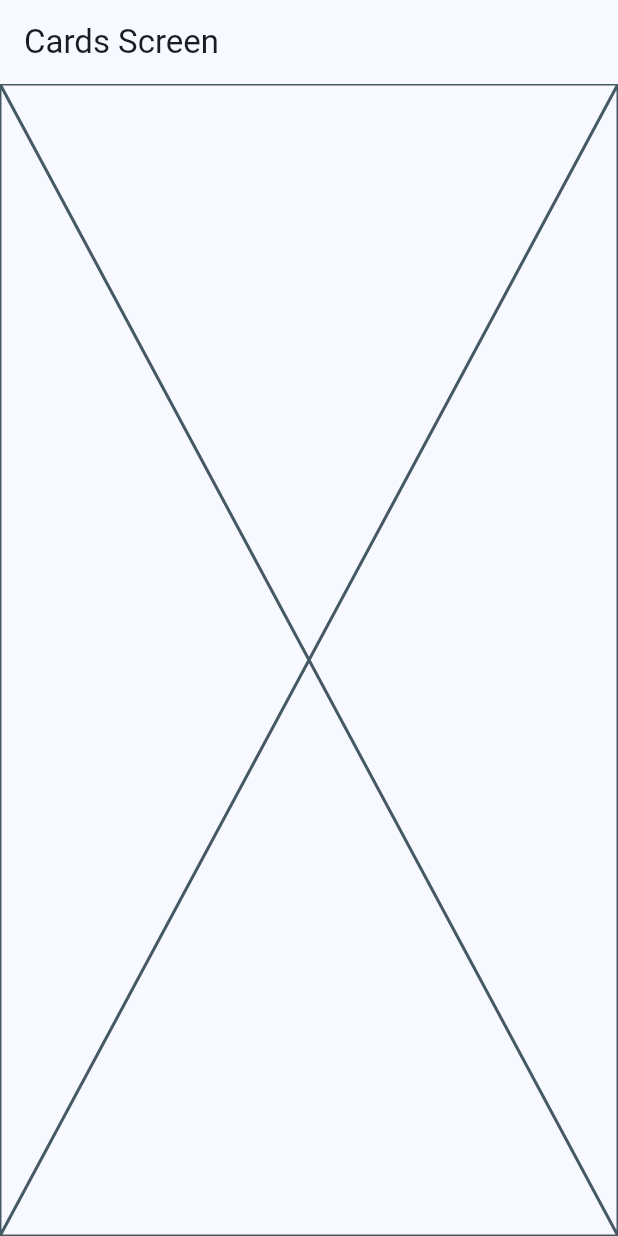
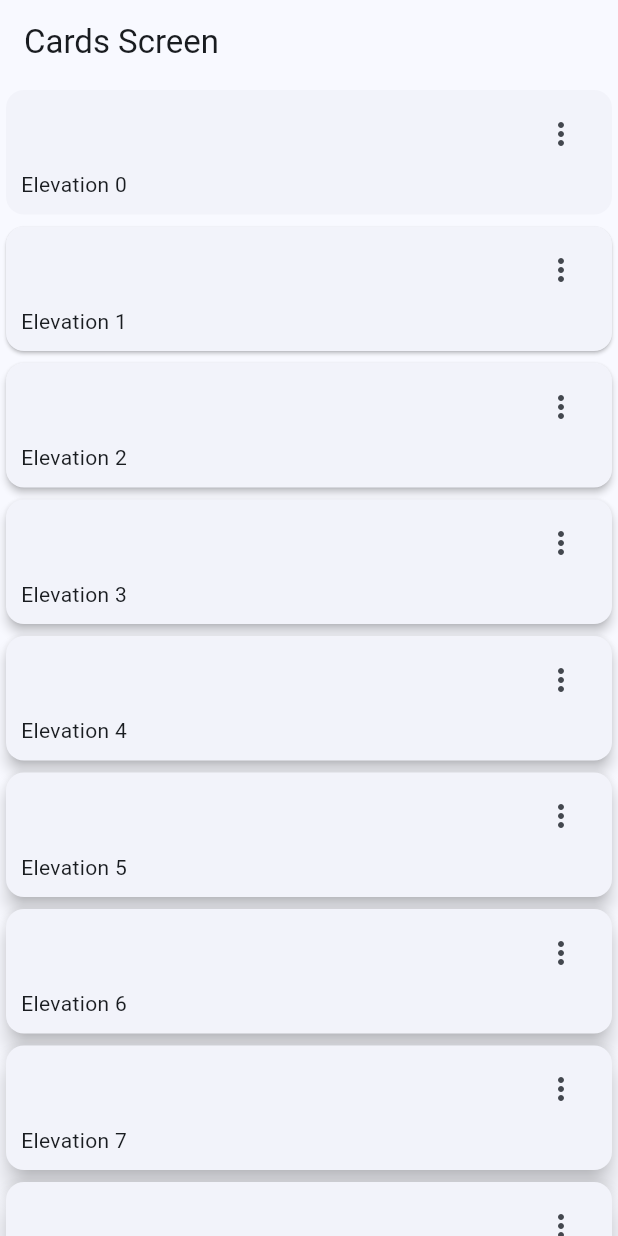
Before and after one commit to WilliamDelCid/Flutter-Initial, a Flutter app: the CardsScreen screen opened by its route, on a phone screen of 412 x 824 dp. Run offline on Flutter 3.47's test engine with Material 3 defaults, Android fonts, the phone set to English and light mode, and no system bars; our stand-ins replace go_router.

Commit message:
Creacion de tarjeta sin detalles

```diff
--- a/lib/presentation/screens/cards/cards_screen.dart
+++ b/lib/presentation/screens/cards/cards_screen.dart
@@ -1,7 +1,34 @@
 import 'package:flutter/material.dart';
 
+const cards = <Map<String, dynamic>>[
+  {'elevation': 0.0, 'label': 'Elevation 0'},
+  {'elevation': 1.0, 'label': 'Elevation 1'},
+  {'elevation': 2.0, 'label': 'Elevation 2'},
+  {'elevation': 3.0, 'label': 'Elevation 3'},
+  {'elevation': 4.0, 'label': 'Elevation 4'},
+  {'elevation': 5.0, 'label': 'Elevation 5'},
+  {'elevation': 6.0, 'label': 'Elevation 6'},
+  {'elevation': 7.0, 'label': 'Elevation 7'},
+  {'elevation': 8.0, 'label': 'Elevation 8'},
+  {'elevation': 9.0, 'label': 'Elevation 9'},
+  {'elevation': 10.0, 'label': 'Elevation 10'},
+  {'elevation': 11.0, 'label': 'Elevation 11'},
+  {'elevation': 12.0, 'label': 'Elevation 12'},
+  {'elevation': 13.0, 'label': 'Elevation 13'},
+  {'elevation': 14.0, 'label': 'Elevation 14'},
+  {'elevation': 15.0, 'label': 'Elevation 15'},
+  {'elevation': 16.0, 'label': 'Elevation 16'},
+  {'elevation': 17.0, 'label': 'Elevation 17'},
+  {'elevation': 18.0, 'label': 'Elevation 18'},
+  {'elevation': 19.0, 'label': 'Elevation 19'},
+  {'elevation': 20.0, 'label': 'Elevation 20'},
+  {'elevation': 21.0, 'label': 'Elevation 21'},
+  {'elevation': 22.0, 'label': 'Elevation 22'},
+  {'elevation': 23.0, 'label': 'Elevation 23'},
+  {'elevation': 24.0, 'label': 'Elevation 24'},
+];
+
 class CardsScreen extends StatelessWidget {
-
   static const name = 'cards_screen';
 
   const CardsScreen({super.key});
@@ -12,7 +39,51 @@ class CardsScreen extends StatelessWidget {
       appBar: AppBar(
         title: const Text('Cards Screen'),
       ),
-      body: const Placeholder(),
+      body: const _CardsView(),
     );
   }
 }
+
+class _CardsView extends StatelessWidget {
+  const _CardsView();
+
+  @override
+  Widget build(BuildContext context) {
+    return SingleChildScrollView(
+      child: Column(children: [
+        ...cards.map((card) => _CardType1(
+              elevation: card['elevation'],
+              label: card['label'],
+            )),
+
+      ]),
+    );
+  }
+}
+
+class _CardType1 extends StatelessWidget {
+  final String label;
+  final double elevation;
+
+  const _CardType1({required this.label, required this.elevation});
+
+  @override
+  Widget build(BuildContext context) {
+    return Card(
+      elevation: elevation,
+      child:  Padding(
+          padding: const EdgeInsets.fromLTRB(10, 5, 10, 10),
+          child: Column(
+            children: [
+              Align(
+                  alignment: Alignment.topRight,
+                  child: IconButton(onPressed: (){}, icon: const Icon(Icons.more_vert_outlined))),
+              Align(
+                alignment: Alignment.bottomLeft,
+                child: Text(label),
+              )
+            ],
+          )),
+    );
+  }
+}
```
